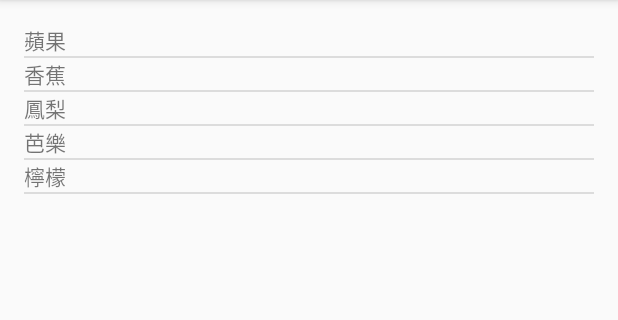
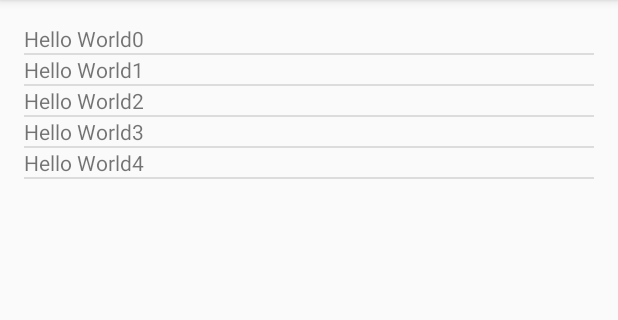
Before and after one commit to pechentw/YVN110305A, an Android app: the screen it shows after launch (MainActivity), on a phone screen of 412 x 824 dp, the part 84-404 px from its top. Run offline under Robolectric (Android 15) with nearby library versions, the phone set to English and light mode, and no system bars.

Commit message:
to initial code

```diff
--- a/app/src/main/java/com/soho/yvtc/yvn110305a/MainActivity.java
+++ b/app/src/main/java/com/soho/yvtc/yvn110305a/MainActivity.java
@@ -23,7 +23,7 @@ public class MainActivity extends AppCompatActivity {
     class MyAdapter extends BaseAdapter {
         @Override
         public int getCount() {
-            return fruits.length;
+            return 5;
         }
         @Override
         public Object getItem(int position) {
@@ -36,7 +36,7 @@ public class MainActivity extends AppCompatActivity {
         @Override
         public View getView(int position, View convertView, ViewGroup parent) {
             TextView tv = new TextView(MainActivity.this);
-            tv.setText(fruits[position]);
+            tv.setText("Hello World" + position);
             return tv;
         }
     }
```
